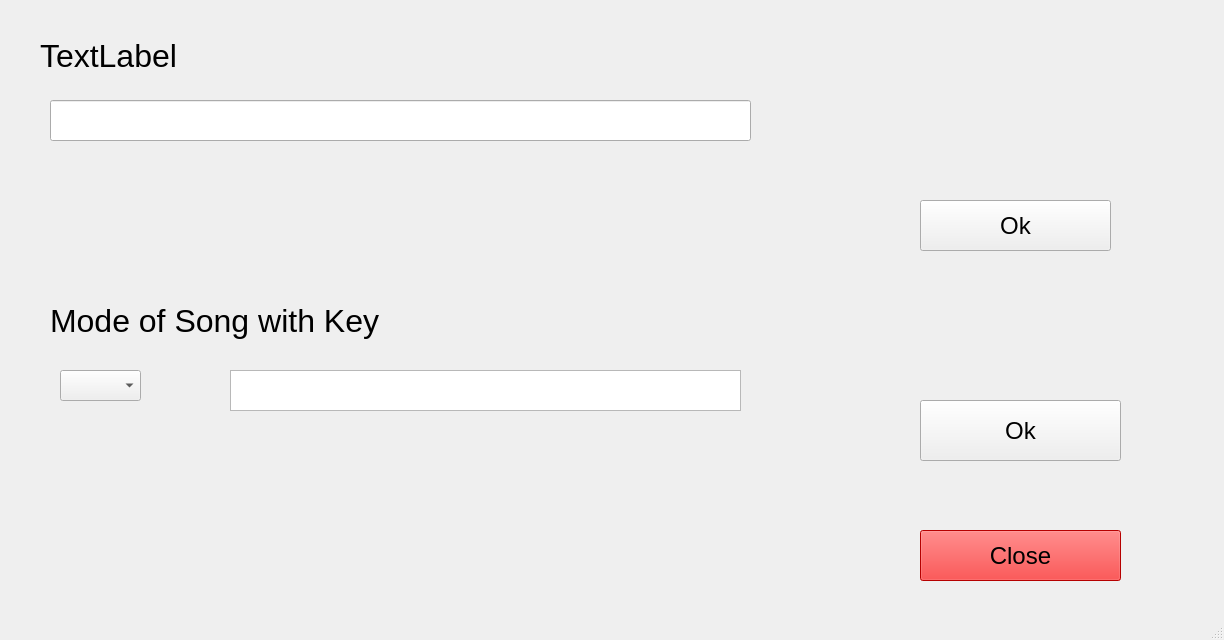
Old version of the form scalewindow.ui in the repository ThinkRORBOT/ScaleGuide.
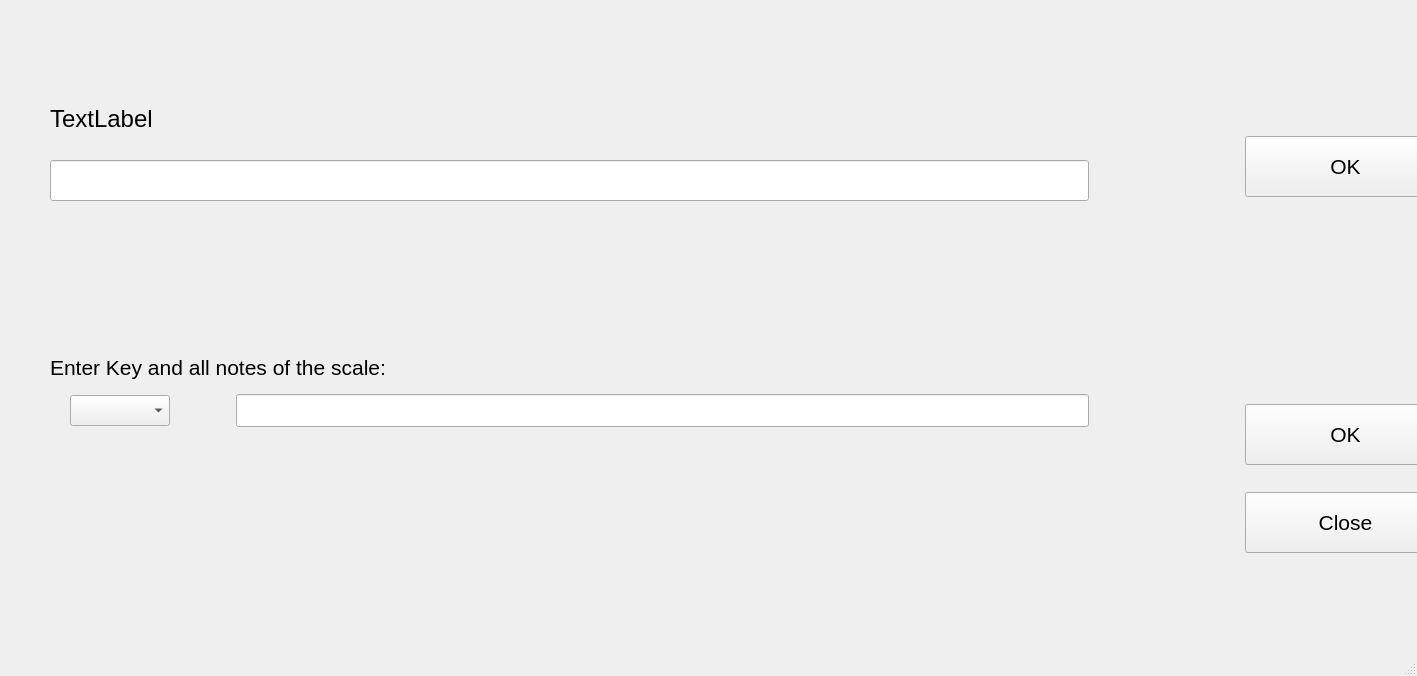
New version of the form.

Commit message: Shapes and flats can now be used, can test for first two modes of a scale

```diff
--- a/scalewindow.ui
+++ b/scalewindow.ui
@@ -6,143 +6,413 @@
    <rect>
     <x>0</x>
     <y>0</y>
-    <width>1224</width>
-    <height>640</height>
+    <width>1417</width>
+    <height>676</height>
    </rect>
   </property>
   <property name="windowTitle">
    <string>MainWindow</string>
   </property>
   <widget class="QWidget" name="centralwidget">
-   <widget class="QLabel" name="instructLabel">
+   <property name="sizePolicy">
+    <sizepolicy hsizetype="Preferred" vsizetype="Preferred">
+     <horstretch>0</horstretch>
+     <verstretch>0</verstretch>
+    </sizepolicy>
+   </property>
+   <widget class="QWidget" name="horizontalLayoutWidget">
     <property name="geometry">
      <rect>
-      <x>40</x>
-      <y>30</y>
-      <width>1091</width>
-      <height>51</height>
+      <x>0</x>
+      <y>0</y>
+      <width>1546</width>
+      <height>631</height>
      </rect>
     </property>
-    <property name="font">
-     <font>
-      <pointsize>24</pointsize>
-     </font>
-    </property>
-    <property name="text">
-     <string>TextLabel</string>
-    </property>
-   </widget>
-   <widget class="QPushButton" name="closeButton">
-    <property name="geometry">
-     <rect>
-      <x>920</x>
-      <y>530</y>
-      <width>201</width>
-      <height>51</height>
-     </rect>
-    </property>
-    <property name="font">
-     <font>
-      <pointsize>18</pointsize>
-     </font>
-    </property>
-    <property name="styleSheet">
-     <string notr="true">QPushButton{
-background-color:red;
-}</string>
-    </property>
-    <property name="text">
-     <string>Close</string>
-    </property>
-   </widget>
-   <widget class="QPushButton" name="okButtonK">
-    <property name="geometry">
-     <rect>
-      <x>920</x>
-      <y>200</y>
-      <width>191</width>
-      <height>51</height>
-     </rect>
-    </property>
-    <property name="font">
-     <font>
-      <pointsize>18</pointsize>
-     </font>
-    </property>
-    <property name="text">
-     <string>Ok</string>
-    </property>
-   </widget>
-   <widget class="QLineEdit" name="inputLine">
-    <property name="geometry">
-     <rect>
-      <x>50</x>
-      <y>100</y>
-      <width>701</width>
-      <height>41</height>
-     </rect>
-    </property>
-    <property name="font">
-     <font>
-      <pointsize>14</pointsize>
-     </font>
-    </property>
-   </widget>
-   <widget class="QLabel" name="keyLabel">
-    <property name="geometry">
-     <rect>
-      <x>50</x>
-      <y>300</y>
-      <width>421</width>
-      <height>41</height>
-     </rect>
-    </property>
-    <property name="font">
-     <font>
-      <pointsize>24</pointsize>
-     </font>
-    </property>
-    <property name="text">
-     <string>Mode of Song with Key</string>
-    </property>
-   </widget>
-   <widget class="QComboBox" name="keyComboBox">
-    <property name="geometry">
-     <rect>
-      <x>60</x>
-      <y>370</y>
-      <width>81</width>
-      <height>31</height>
-     </rect>
-    </property>
-   </widget>
-   <widget class="QPlainTextEdit" name="modeTextInput">
-    <property name="geometry">
-     <rect>
-      <x>230</x>
-      <y>370</y>
-      <width>511</width>
-      <height>41</height>
-     </rect>
-    </property>
-   </widget>
-   <widget class="QPushButton" name="okButtonM">
-    <property name="geometry">
-     <rect>
-      <x>920</x>
-      <y>400</y>
-      <width>201</width>
-      <height>61</height>
-     </rect>
-    </property>
-    <property name="font">
-     <font>
-      <pointsize>18</pointsize>
-     </font>
-    </property>
-    <property name="text">
-     <string>Ok</string>
-    </property>
+    <layout class="QGridLayout" name="gridLayout">
+     <item row="0" column="5">
+      <layout class="QVBoxLayout" name="VLayoutSpaceR"/>
+     </item>
+     <item row="0" column="1">
+      <layout class="QVBoxLayout" name="vLayoutL">
+       <item>
+        <layout class="QVBoxLayout" name="verticalLayout_4">
+         <item>
+          <spacer name="verticalSpacer_3">
+           <property name="orientation">
+            <enum>Qt::Vertical</enum>
+           </property>
+           <property name="sizeType">
+            <enum>QSizePolicy::Fixed</enum>
+           </property>
+           <property name="sizeHint" stdset="0">
+            <size>
+             <width>20</width>
+             <height>20</height>
+            </size>
+           </property>
+          </spacer>
+         </item>
+         <item>
+          <widget class="QLabel" name="instructLabel">
+           <property name="sizePolicy">
+            <sizepolicy hsizetype="Fixed" vsizetype="Maximum">
+             <horstretch>0</horstretch>
+             <verstretch>0</verstretch>
+            </sizepolicy>
+           </property>
+           <property name="minimumSize">
+            <size>
+             <width>800</width>
+             <height>51</height>
+            </size>
+           </property>
+           <property name="font">
+            <font>
+             <pointsize>18</pointsize>
+            </font>
+           </property>
+           <property name="text">
+            <string>TextLabel</string>
+           </property>
+          </widget>
+         </item>
+         <item>
+          <spacer name="verticalSpacer_4">
+           <property name="orientation">
+            <enum>Qt::Vertical</enum>
+           </property>
+           <property name="sizeType">
+            <enum>QSizePolicy::Fixed</enum>
+           </property>
+           <property name="sizeHint" stdset="0">
+            <size>
+             <width>20</width>
+             <height>10</height>
+            </size>
+           </property>
+          </spacer>
+         </item>
+         <item>
+          <widget class="QLineEdit" name="inputLine">
+           <property name="sizePolicy">
+            <sizepolicy hsizetype="Minimum" vsizetype="Maximum">
+             <horstretch>0</horstretch>
+             <verstretch>0</verstretch>
+            </sizepolicy>
+           </property>
+           <property name="minimumSize">
+            <size>
+             <width>800</width>
+             <height>41</height>
+            </size>
+           </property>
+           <property name="font">
+            <font>
+             <pointsize>16</pointsize>
+            </font>
+           </property>
+          </widget>
+         </item>
+         <item>
+          <spacer name="verticalSpacer_5">
+           <property name="orientation">
+            <enum>Qt::Vertical</enum>
+           </property>
+           <property name="sizeType">
+            <enum>QSizePolicy::Fixed</enum>
+           </property>
+           <property name="sizeHint" stdset="0">
+            <size>
+             <width>20</width>
+             <height>140</height>
+            </size>
+           </property>
+          </spacer>
+         </item>
+         <item>
+          <widget class="QLabel" name="keyLabel">
+           <property name="sizePolicy">
+            <sizepolicy hsizetype="Expanding" vsizetype="Fixed">
+             <horstretch>0</horstretch>
+             <verstretch>0</verstretch>
+            </sizepolicy>
+           </property>
+           <property name="minimumSize">
+            <size>
+             <width>421</width>
+             <height>41</height>
+            </size>
+           </property>
+           <property name="font">
+            <font>
+             <pointsize>16</pointsize>
+            </font>
+           </property>
+           <property name="text">
+            <string>Enter Key and all notes of the scale: </string>
+           </property>
+          </widget>
+         </item>
+         <item>
+          <layout class="QHBoxLayout" name="horizontalLayout">
+           <item>
+            <spacer name="horizontalSpacer_5">
+             <property name="orientation">
+              <enum>Qt::Horizontal</enum>
+             </property>
+             <property name="sizeType">
+              <enum>QSizePolicy::Fixed</enum>
+             </property>
+             <property name="sizeHint" stdset="0">
+              <size>
+               <width>20</width>
+               <height>20</height>
+              </size>
+             </property>
+            </spacer>
+           </item>
+           <item>
+            <widget class="QComboBox" name="keyComboBox">
+             <property name="sizePolicy">
+              <sizepolicy hsizetype="Fixed" vsizetype="Fixed">
+               <horstretch>0</horstretch>
+               <verstretch>0</verstretch>
+              </sizepolicy>
+             </property>
+             <property name="font">
+              <font>
+               <pointsize>14</pointsize>
+              </font>
+             </property>
+            </widget>
+           </item>
+           <item>
+            <spacer name="horizontalSpacer">
+             <property name="orientation">
+              <enum>Qt::Horizontal</enum>
+             </property>
+             <property name="sizeType">
+              <enum>QSizePolicy::Fixed</enum>
+             </property>
+             <property name="sizeHint" stdset="0">
+              <size>
+               <width>60</width>
+               <height>20</height>
+              </size>
+             </property>
+            </spacer>
+           </item>
+           <item>
+            <widget class="QLineEdit" name="modeTextInput">
+             <property name="sizePolicy">
+              <sizepolicy hsizetype="Minimum" vsizetype="Fixed">
+               <horstretch>0</horstretch>
+               <verstretch>0</verstretch>
+              </sizepolicy>
+             </property>
+             <property name="minimumSize">
+              <size>
+               <width>600</width>
+               <height>0</height>
+              </size>
+             </property>
+             <property name="font">
+              <font>
+               <pointsize>16</pointsize>
+              </font>
+             </property>
+            </widget>
+           </item>
+          </layout>
+         </item>
+        </layout>
+       </item>
+       <item>
+        <spacer name="verticalSpacer_6">
+         <property name="orientation">
+          <enum>Qt::Vertical</enum>
+         </property>
+         <property name="sizeType">
+          <enum>QSizePolicy::Maximum</enum>
+         </property>
+         <property name="sizeHint" stdset="0">
+          <size>
+           <width>20</width>
+           <height>130</height>
+          </size>
+         </property>
+        </spacer>
+       </item>
+      </layout>
+     </item>
+     <item row="0" column="3">
+      <layout class="QVBoxLayout" name="vLayoutR">
+       <property name="spacing">
+        <number>4</number>
+       </property>
+       <property name="sizeConstraint">
+        <enum>QLayout::SetMinAndMaxSize</enum>
+       </property>
+       <item>
+        <spacer name="verticalSpacer">
+         <property name="orientation">
+          <enum>Qt::Vertical</enum>
+         </property>
+         <property name="sizeType">
+          <enum>QSizePolicy::Fixed</enum>
+         </property>
+         <property name="sizeHint" stdset="0">
+          <size>
+           <width>20</width>
+           <height>60</height>
+          </size>
+         </property>
+        </spacer>
+       </item>
+       <item>
+        <widget class="QPushButton" name="okButtonK">
+         <property name="minimumSize">
+          <size>
+           <width>201</width>
+           <height>61</height>
+          </size>
+         </property>
+         <property name="font">
+          <font>
+           <pointsize>16</pointsize>
+          </font>
+         </property>
+         <property name="text">
+          <string>OK</string>
+         </property>
+        </widget>
+       </item>
+       <item>
+        <spacer name="verticalSpacer_2">
+         <property name="orientation">
+          <enum>Qt::Vertical</enum>
+         </property>
+         <property name="sizeType">
+          <enum>QSizePolicy::Fixed</enum>
+         </property>
+         <property name="sizeHint" stdset="0">
+          <size>
+           <width>20</width>
+           <height>200</height>
+          </size>
+         </property>
+        </spacer>
+       </item>
+       <item>
+        <widget class="QPushButton" name="okButtonM">
+         <property name="minimumSize">
+          <size>
+           <width>0</width>
+           <height>61</height>
+          </size>
+         </property>
+         <property name="font">
+          <font>
+           <pointsize>16</pointsize>
+          </font>
+         </property>
+         <property name="text">
+          <string>OK</string>
+         </property>
+        </widget>
+       </item>
+       <item>
+        <spacer name="verticalSpacer_7">
+         <property name="orientation">
+          <enum>Qt::Vertical</enum>
+         </property>
+         <property name="sizeType">
+          <enum>QSizePolicy::Fixed</enum>
+         </property>
+         <property name="sizeHint" stdset="0">
+          <size>
+           <width>20</width>
+           <height>20</height>
+          </size>
+         </property>
+        </spacer>
+       </item>
+       <item>
+        <widget class="QPushButton" name="closeButton">
+         <property name="sizePolicy">
+          <sizepolicy hsizetype="Fixed" vsizetype="Fixed">
+           <horstretch>0</horstretch>
+           <verstretch>0</verstretch>
+          </sizepolicy>
+         </property>
+         <property name="minimumSize">
+          <size>
+           <width>201</width>
+           <height>61</height>
+          </size>
+         </property>
+         <property name="font">
+          <font>
+           <pointsize>16</pointsize>
+          </font>
+         </property>
+         <property name="text">
+          <string>Close</string>
+         </property>
+        </widget>
+       </item>
+      </layout>
+     </item>
+     <item row="0" column="4">
+      <spacer name="horizontalSpacer_2">
+       <property name="orientation">
+        <enum>Qt::Horizontal</enum>
+       </property>
+       <property name="sizeType">
+        <enum>QSizePolicy::Fixed</enum>
+       </property>
+       <property name="sizeHint" stdset="0">
+        <size>
+         <width>100</width>
+         <height>20</height>
+        </size>
+       </property>
+      </spacer>
+     </item>
+     <item row="0" column="0">
+      <spacer name="horizontalSpacer_4">
+       <property name="orientation">
+        <enum>Qt::Horizontal</enum>
+       </property>
+       <property name="sizeType">
+        <enum>QSizePolicy::Minimum</enum>
+       </property>
+       <property name="sizeHint" stdset="0">
+        <size>
+         <width>50</width>
+         <height>20</height>
+        </size>
+       </property>
+      </spacer>
+     </item>
+     <item row="0" column="2">
+      <spacer name="horizontalSpacer_3">
+       <property name="orientation">
+        <enum>Qt::Horizontal</enum>
+       </property>
+       <property name="sizeType">
+        <enum>QSizePolicy::Fixed</enum>
+       </property>
+       <property name="sizeHint" stdset="0">
+        <size>
+         <width>150</width>
+         <height>20</height>
+        </size>
+       </property>
+      </spacer>
+     </item>
+    </layout>
    </widget>
   </widget>
   <widget class="QMenuBar" name="menubar">
```
Left out of the diff: 2 changed lines with no effect on the pictures. The commit also changes 7 other files.
